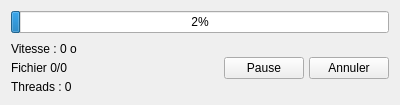
The window that src/ui/Progress.ui (moffa13/FilesEncrypt) describes before a commit, drawn with Qt 5.
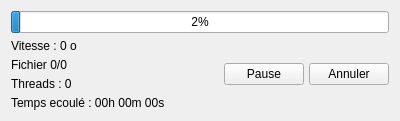
The same window after the commit.

Commit message: Added time elapsed

Diff of the .ui file:
```diff
--- a/src/ui/Progress.ui
+++ b/src/ui/Progress.ui
@@ -7,7 +7,7 @@
     <x>0</x>
     <y>0</y>
     <width>400</width>
-    <height>105</height>
+    <height>106</height>
    </rect>
   </property>
   <property name="windowTitle">
@@ -74,6 +74,13 @@
          </property>
         </widget>
        </item>
+       <item>
+        <widget class="QLabel" name="timePassed">
+         <property name="text">
+          <string>Temps ecoulé : 00h 00m 00s</string>
+         </property>
+        </widget>
+       </item>
       </layout>
      </item>
      <item>
```
The commit also changes 8 other files.
